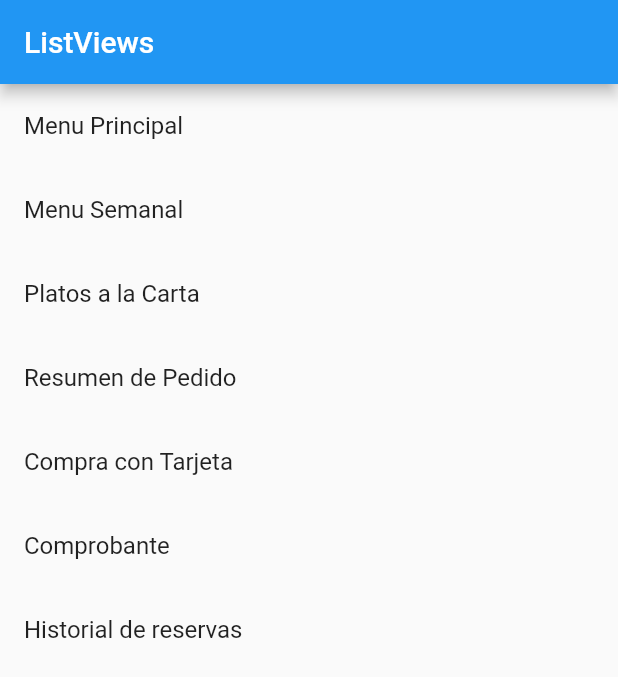
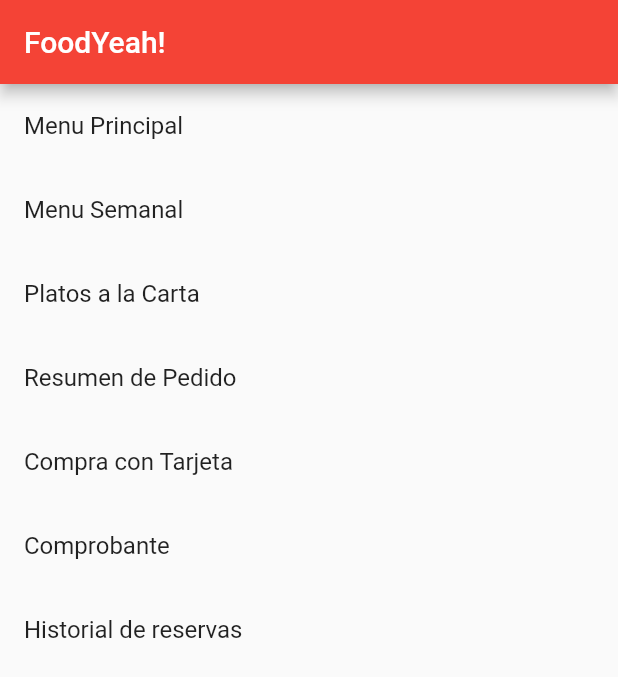
Before and after one commit to FoodYeahInc/FlutterApp, a Flutter app: the screen it shows after launch, on a phone screen of 412 x 824 dp. Shown: the top 677 px of the screen. Run offline on Flutter 3.47's test engine with Material 2 defaults, Android fonts, the phone set to English and light mode, and no system bars.

Commit message:
Add theming

```diff
--- a/lib/main.dart
+++ b/lib/main.dart
@@ -7,13 +7,13 @@ import 'package:foodyeah/payment.dart';
 import 'package:foodyeah/receipt.dart';
 import 'package:foodyeah/weekly_menu.dart';
 
-void main() => runApp(MaterialApp(title: "Widgets", home: MyApp()));
+void main() => runApp(MaterialApp(title: "Widgets", home: MyApp(), theme: ThemeData(primaryColor: Colors.red)));
 
 class MyApp extends StatelessWidget {
   @override
   Widget build(BuildContext context) {
     return Scaffold(
-        appBar: AppBar(title: Text('ListViews')),
+        appBar: AppBar(title: Text('FoodYeah!')),
         body: ListView(children: <Widget>[
           ListTile(
             title: Text('Menu Principal'),
```
